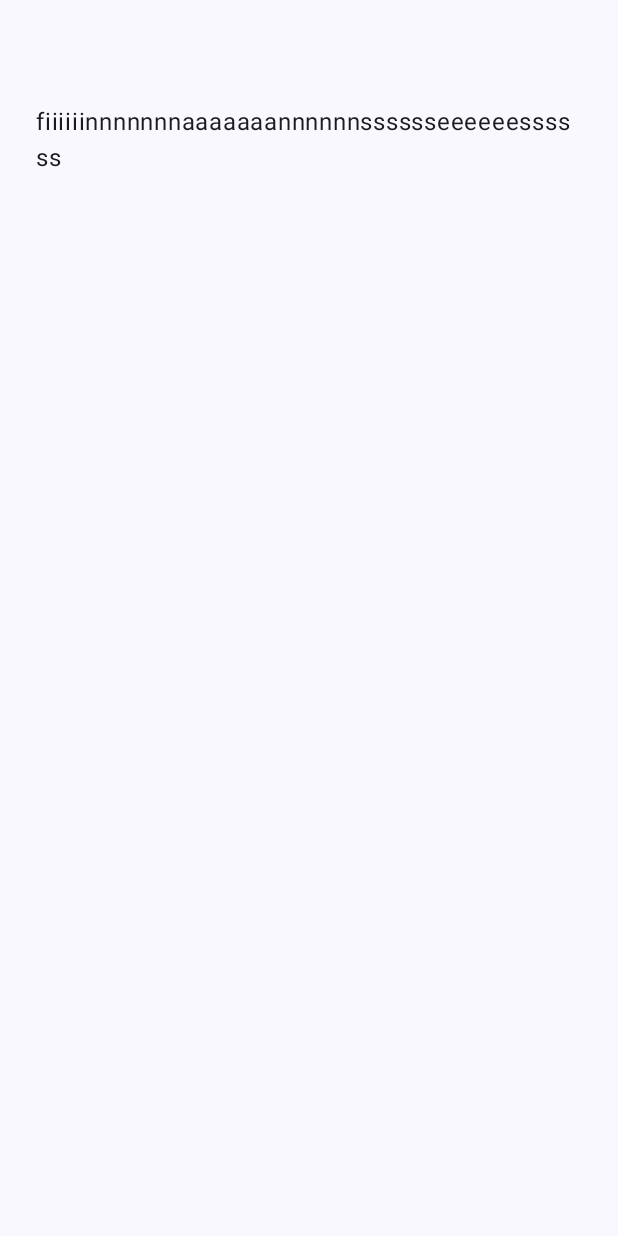
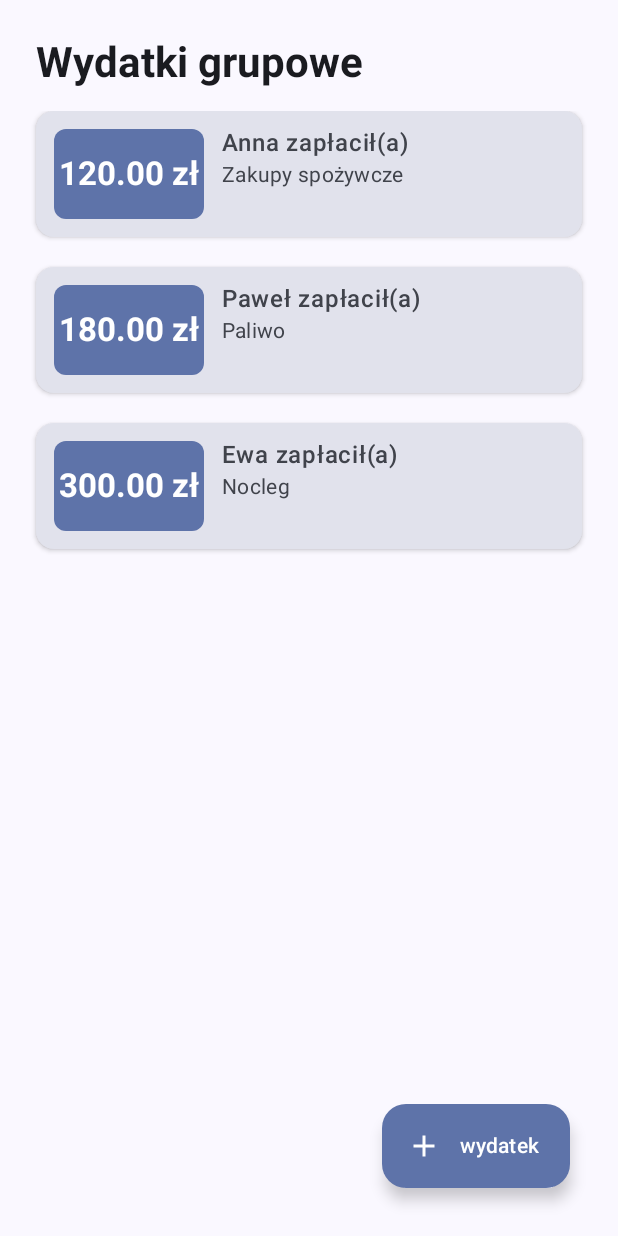
Before and after one commit to lowkeypax/projekt-io, an Android app built with Jetpack Compose: the composable MoneysEventScreen shown on its own in the app's theme, on a phone screen of 412 x 824 dp. Run offline under Robolectric (Android 15) with nearby library versions, the phone set to English and light mode, and no system bars.

Commit message:
reszta ekranow zrobiona, foldery i nazwy troche poukladane

```diff
--- a/app/src/main/java/com/example/projekt/ui/MoneyEventScreen.kt
+++ /dev/null
@@ -1,55 +0,0 @@
-@file:Suppress("FunctionName")
-package com.example.todolistapp.ui
-
-import androidx.compose.foundation.layout.Arrangement
-import androidx.compose.foundation.layout.Column
-import androidx.compose.foundation.layout.Row
-import androidx.compose.foundation.layout.Spacer
-import androidx.compose.foundation.layout.fillMaxSize
-import androidx.compose.foundation.layout.fillMaxWidth
-import androidx.compose.foundation.layout.height
-import androidx.compose.foundation.layout.padding
-import androidx.compose.material3.MaterialTheme
-import androidx.compose.material3.Text
-import androidx.compose.material3.TextButton
-import androidx.compose.runtime.Composable
-import androidx.compose.runtime.LaunchedEffect
-import androidx.compose.runtime.getValue
-import androidx.compose.runtime.mutableStateOf
-import androidx.compose.runtime.remember
-import androidx.compose.runtime.setValue
-import androidx.compose.ui.Modifier
-import androidx.compose.ui.text.font.FontWeight
-import androidx.compose.ui.unit.dp
-import androidx.navigation.NavController
-import androidx.navigation.NavHostController
-import com.example.todolistapp.ToDoAppDestinations
-import com.example.todolistapp.data.Task
-
-@Composable
-fun MoneysEventScreen(
-    task: Task? = null,
-    navController: NavHostController
-) {
-    var name by remember { mutableStateOf(task?.name ?: "") }
-    var description by remember { mutableStateOf(task?.description ?: "") }
-
-    Column(
-        modifier = Modifier
-            .fillMaxSize()
-            .padding(24.dp)
-    ) {
-        Text(
-            text = name,
-            style = MaterialTheme.typography.headlineMedium,
-            fontWeight = FontWeight.Bold
-        )
-
-        Spacer(modifier = Modifier.height(12.dp))
-
-        Text(
-            text = "fiiiiiinnnnnnnaaaaaaannnnnnsssssseeeeeessssss",
-            style = MaterialTheme.typography.bodyLarge
-        )
-    }
-}
--- a/app/src/main/java/com/example/projekt/ui/LoginScreen.kt
+++ b/app/src/main/java/com/example/projekt/ui/screens1/LoginScreen.kt
@@ -1,8 +1,7 @@
 @file:Suppress("FunctionName")
-package com.example.projekt.ui
+package com.example.projekt.ui.screens1
 
 import androidx.compose.foundation.layout.Arrangement
-import androidx.compose.foundation.layout.Box
 import androidx.compose.foundation.layout.Column
 import androidx.compose.foundation.layout.Spacer
 import androidx.compose.foundation.layout.fillMaxSize
--- /dev/null
+++ b/app/src/main/java/com/example/projekt/ui/screens1/MoneyEventScreen.kt
@@ -0,0 +1,135 @@
+package com.example.todolistapp.ui
+
+import androidx.compose.foundation.background
+import androidx.compose.foundation.layout.*
+import androidx.compose.foundation.lazy.LazyColumn
+import androidx.compose.foundation.lazy.items
+import androidx.compose.material.icons.Icons
+import androidx.compose.material.icons.filled.Add
+import androidx.compose.material3.*
+import androidx.compose.runtime.*
+import androidx.compose.ui.Alignment
+import androidx.compose.ui.Modifier
+import androidx.compose.ui.text.font.FontWeight
+import androidx.compose.ui.unit.dp
+import androidx.navigation.NavHostController
+import com.example.todolistapp.data.Task
+
+@Composable
+fun MoneysEventScreen(
+    task: Task? = null,
+    navController: NavHostController,
+    onCreateExpences: () -> Unit,
+) {
+    val name = task?.name ?: "Wydatki grupowe"
+
+    val expenses = remember {
+        listOf(
+            Expense("Anna", "Zakupy spożywcze", 120.0),
+            Expense("Paweł", "Paliwo", 180.0),
+            Expense("Ewa", "Nocleg", 300.0)
+        )
+    }
+
+    Scaffold (
+        floatingActionButton = {
+            Column(
+                verticalArrangement = Arrangement.spacedBy(12.dp),
+                horizontalAlignment = Alignment.End,
+                modifier = Modifier.padding(bottom = 16.dp, end = 16.dp)
+            ) {
+                ExtendedFloatingActionButton(
+                    text = { Text("wydatek") },
+                    icon = { Icon(Icons.Default.Add, contentDescription = "Dodaj wydatek") },
+                    onClick = onCreateExpences
+                )
+            }
+        }
+    ) { padding ->
+        Column(
+            modifier = Modifier
+                .fillMaxSize()
+                .padding(10.dp)
+                .padding(horizontal = 14.dp)
+        ) {
+            Text(
+                text = name,
+                style = MaterialTheme.typography.headlineMedium,
+                fontWeight = FontWeight.Bold,
+                modifier = Modifier.padding(vertical = 14.dp)
+            )
+
+            LazyColumn(
+                verticalArrangement = Arrangement.spacedBy(12.dp),
+                modifier = Modifier.weight(1f)
+            ) {
+                items(expenses) { expense ->
+                    ExpenseCard(expense)
+                    Spacer(modifier = Modifier.height(8.dp))
+                }
+            }
+        }
+    }
+}
+
+
+@Composable
+fun ExpenseCard(expense: Expense) {
+    Card(
+        modifier = Modifier.fillMaxWidth(),
+        shape = MaterialTheme.shapes.medium,
+        colors = CardDefaults.cardColors(containerColor = MaterialTheme.colorScheme.surfaceVariant),
+        elevation = CardDefaults.cardElevation(2.dp) // smaller shadow
+    ) {
+        Row(
+            modifier = Modifier
+                .fillMaxWidth()
+                .padding(12.dp), // smaller padding
+            horizontalArrangement = Arrangement.spacedBy(12.dp)
+        ) {
+            // Smaller amount box
+            Box(
+                modifier = Modifier
+                    .width(100.dp)
+                    .height(60.dp)
+                    .background(
+                        color = MaterialTheme.colorScheme.primaryContainer,
+                        shape = MaterialTheme.shapes.small
+                    ),
+                contentAlignment = Alignment.Center
+            ) {
+                Text(
+                    text = "${"%.2f".format(expense.amount)} zł",
+                    style = MaterialTheme.typography.titleLarge, // slightly smaller text
+                    fontWeight = FontWeight.Bold,
+                    color = MaterialTheme.colorScheme.onPrimaryContainer
+                )
+            }
+
+            // Compact text column
+            Column(
+                verticalArrangement = Arrangement.Center
+            ) {
+                Text(
+                    "${expense.paidBy} zapłacił(a)",
+                    fontWeight = FontWeight.Medium,
+                    style = MaterialTheme.typography.bodyLarge
+                )
+                Spacer(modifier = Modifier.height(2.dp))
+                Text(
+                    text = expense.description,
+                    style = MaterialTheme.typography.bodyMedium
+                )
+            }
+        }
+    }
+}
+
+
+
+// Data class for expenses
+data class Expense(
+    val paidBy: String,
+    val description: String,
+    val amount: Double
+)
--- a/app/src/main/java/com/example/projekt/ui/AddEditScreen.kt
+++ b/app/src/main/java/com/example/projekt/ui/screens1/addScreens/AddEditEventScreen.kt
@@ -1,5 +1,5 @@
 @file:Suppress("FunctionName")
-package com.example.projekt.ui
+package com.example.projekt.ui.screens1.addScreens
 
 import androidx.compose.foundation.layout.Arrangement
 import androidx.compose.foundation.layout.Column
--- a/app/src/main/res/values/strings.xml
+++ b/app/src/main/res/values/strings.xml
@@ -23,4 +23,6 @@
     <string name="add_event_label">Add new Event</string>
     <string name="add_announcement_screen_title">New Announcement</string>
     <string name="add_poll_screen_title">New poll</string>
+    <string name="add_expence_screen_title">New Expence</string>
+    <string name="add_list_screen_title">Add list</string>
 </resources>
```
Also changed, not shown: app/src/main/java/com/example/projekt/PackUpApp.kt (renamed from app/src/main/java/com/example/projekt/ToDoListApp.kt, +53 -18 lines), app/src/main/java/com/example/projekt/ui/PostsEventScreen.kt (deleted, +0 -49 lines), app/src/main/java/com/example/projekt/ui/ToDosEventScreen.kt (deleted, +0 -55 lines), app/src/main/java/com/example/projekt/ui/screens1/AnnouncementBoardScreen.kt (+34 -8 lines), app/src/main/java/com/example/projekt/ui/screens1/EventList.kt (renamed from app/src/main/java/com/example/projekt/ui/ToDoListScreen.kt, +1 -10 lines), app/src/main/java/com/example/projekt/ui/screens1/EventScreen.kt (renamed from app/src/main/java/com/example/projekt/ui/EventScreen.kt, +0 -7 lines), app/src/main/java/com/example/projekt/ui/screens1/ListsEventScreen.kt (added, +154 -0 lines), app/src/main/java/com/example/projekt/ui/screens1/addScreens/NewExpenceScreen.kt (added, +74 -0 lines), app/src/main/java/com/example/projekt/ui/screens1/addScreens/NewAnnouncementScreen.kt (renamed from app/src/main/java/com/example/projekt/ui/screens1/NewAnnouncementScreen.kt), app/src/main/java/com/example/projekt/ui/screens1/addScreens/NewPollScreen.kt (renamed from app/src/main/java/com/example/projekt/ui/screens1/NewPollScreen.kt).
